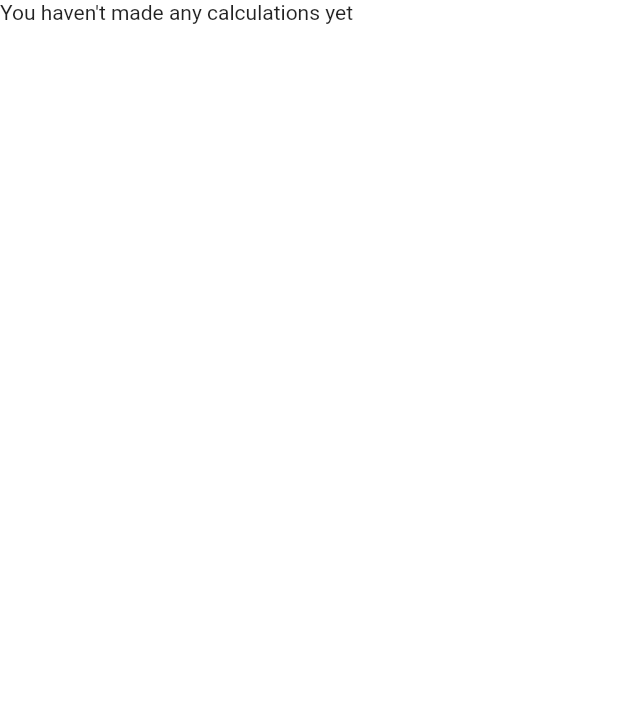
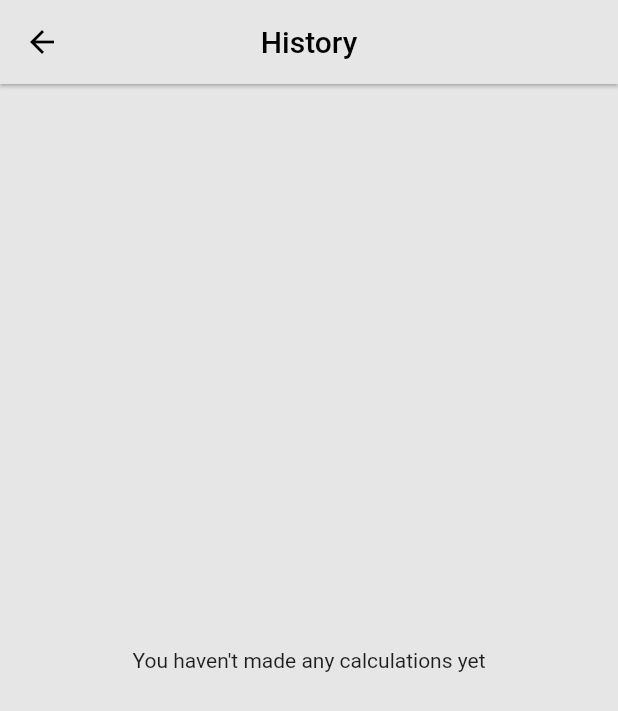
Before and after one commit to Teewhydot/calc, a Flutter app: the screen it shows after launch, after a tap on "History", on a phone screen of 412 x 824 dp. Shown: the top 711 px of the screen. Run offline on Flutter 3.47's test engine with Material 2 defaults, Android fonts, the phone set to English and light mode, and no system bars; our stand-ins replace flutter_screenutil.

Commit message:
Final Commit for the Calculator Project

```diff
--- a/lib/Models/calculator_buttons.dart
+++ b/lib/Models/calculator_buttons.dart
@@ -1,4 +1,7 @@
+import 'package:calc/Models/constants.dart';
+import 'package:calc/Models/themesmodel.dart';
 import 'package:flutter/material.dart';
+import 'package:provider/provider.dart';
 
 class CalculatorNumberButtons extends StatelessWidget {
   final String buttonText;
@@ -7,16 +10,19 @@ class CalculatorNumberButtons extends StatelessWidget {
       : super(key: key);
   @override
   Widget build(BuildContext context) {
+    final themeProvider = Provider.of<ThemeProvider>(context);
     return GestureDetector(
       onTap: ()=> onPressed(buttonText),
       child: Container(
+
         margin: const EdgeInsets.all(5),
         decoration: BoxDecoration(
+          color: themeProvider.isDark? Colors.black:buttonsContainerColorLight,
           borderRadius: BorderRadius.circular(10),
         ),
         height: 70,
 
-        child: Center(child: Text(buttonText,style: TextStyle(
+        child: Center(child: Text(buttonText,style: const TextStyle(
           fontSize: 25,
           fontWeight: FontWeight.bold
         ),)),
@@ -44,7 +50,7 @@ class SpecialButtons extends StatelessWidget {
         ),
         height: 80,
 
-        child: Center(child: Text(buttonText,style: TextStyle(
+        child: Center(child: Text(buttonText,style: const TextStyle(
             fontSize: 25,
             fontWeight: FontWeight.bold
         ),)),
--- a/lib/Models/constants.dart
+++ b/lib/Models/constants.dart
@@ -13,3 +13,11 @@ Widget addHorizontalSpacing (double width){
     width: width.w,
   );
 }
+
+const buttonsContainerColorLight = Color(0xffe5e4e0);
+const resetButtonColorLight = Color(0xff388187);
+const resetButtonColorDark = Color(0xffd03f30);
+const equalSignColorLight = Color(0xffc85401);
+const equalSignColorDark = Color(0xff647299);
+const delColorLight = Color(0xff388187);
+//const delColorDark = Color(value);
--- a/lib/Models/themesmodel.dart
+++ b/lib/Models/themesmodel.dart
@@ -1,27 +1,55 @@
+import 'package:calc/Models/constants.dart';
 import 'package:flutter/material.dart';
 import 'package:provider/provider.dart';
 
 class ThemeProvider extends ChangeNotifier {
-  ThemeMode themeMode = ThemeMode.system;
+  ThemeMode themeMode = ThemeMode.light;
 
   bool get isDark => themeMode == ThemeMode.dark;
 
- void toggleTheme(bool isOn){
+  void toggleTheme(bool isOn) {
     themeMode = isOn ? ThemeMode.dark : ThemeMode.light;
     notifyListeners();
   }
 }
 
-class Mythemes {
-  static final darktheme = ThemeData(
+class MyThemes {
+  static final darkTheme = ThemeData(
+    brightness: Brightness.dark,
+    appBarTheme: AppBarTheme(
+      backgroundColor: Colors.grey.shade900,
+      foregroundColor: const Color(0xffe6e6e6),
+    ),
+    textButtonTheme: TextButtonThemeData(
+        style: ButtonStyle(
+      backgroundColor: MaterialStateProperty.all<Color>(Colors.grey.shade900),
+      foregroundColor: MaterialStateProperty.all<Color>(
+        const Color(0xffe6e6e6),
+      ),
+    )),
     scaffoldBackgroundColor: Colors.grey.shade900,
-    colorScheme: const ColorScheme.dark().copyWith(
+    floatingActionButtonTheme:
+        const FloatingActionButtonThemeData(backgroundColor: resetButtonColorDark),
+  );
 
+  static final lightTheme = ThemeData(
+    brightness: Brightness.light,
+    appBarTheme: const AppBarTheme(
+        backgroundColor: Color(0xffe6e6e6), foregroundColor: Colors.black),
+    scaffoldBackgroundColor: const Color(0xffe6e6e6),
+    primaryColor: const Color(0xffe6e6e6),
+    floatingActionButtonTheme: const FloatingActionButtonThemeData(
+      backgroundColor: resetButtonColorLight,
     ),
-  );
-  static final lighttheme = ThemeData(
-    scaffoldBackgroundColor: Colors.white,
-    colorScheme: const ColorScheme.light(),
+    textButtonTheme: TextButtonThemeData(
+        style: ButtonStyle(
+      backgroundColor: MaterialStateProperty.all<Color>(
+        const Color(0xffe6e6e6),
+      ),
+      foregroundColor: MaterialStateProperty.all<Color>(
+        Colors.black,
+      ),
+    )),
   );
 }
 
@@ -32,8 +60,10 @@ class ChangeThemeButtonWidget extends StatelessWidget {
   Widget build(BuildContext context) {
     final themeProvider = Provider.of<ThemeProvider>(context);
 
-    return Switch.adaptive(value: themeProvider.isDark, onChanged: (value) {
-      Provider.of<ThemeProvider>(context,listen: false).toggleTheme(value);
-    });
+    return Switch.adaptive(
+        value: themeProvider.isDark,
+        onChanged: (value) {
+          Provider.of<ThemeProvider>(context, listen: false).toggleTheme(value);
+        });
   }
 }
--- a/lib/User Interface/calc_ui.dart
+++ b/lib/User Interface/calc_ui.dart
@@ -1,5 +1,6 @@
 import 'package:calc/Models/calculator_buttons.dart';
 import 'package:calc/Models/constants.dart';
+import 'package:calc/Models/history_model.dart';
 import 'package:calc/Models/themesmodel.dart';
 import 'package:calc/User%20Interface/history.dart';
 import 'package:flutter/material.dart';
@@ -29,9 +30,9 @@ class _CalculatorHomeState extends State<CalculatorHome> {
       designSize: const Size(375, 667),
       splitScreenMode: true,
       minTextAdapt: true,
-      builder: (context,child)=> MaterialApp(
-        theme: Mythemes.lighttheme,
-        darkTheme: Mythemes.darktheme,
+      builder: (context, child) => MaterialApp(
+        theme: MyThemes.lightTheme,
+        darkTheme: MyThemes.darkTheme,
         themeMode: Provider.of<ThemeProvider>(context).themeMode,
         debugShowCheckedModeBanner: false,
         home: const CalculatorUI(),
@@ -74,11 +75,12 @@ class _CalculatorUIState extends State<CalculatorUI> {
         buttonValue == '/') {
       firstDigit = textToDisplay.isEmpty ? null : int.parse(textToDisplay);
       operation = buttonValue;
-      result= firstDigit.toString() + operation;
+      result = firstDigit.toString() + operation;
     } else if (buttonValue == '=') {
       if (firstDigit == null) {
       } else {
-        String second = textToDisplay.substring(firstDigit.toString().length+1,textToDisplay.length);
+        String second = textToDisplay.substring(
+            firstDigit.toString().length + 1, textToDisplay.length);
         secondDigit = int.parse(second);
         history = firstDigit.toString() +
             operation.toString() +
@@ -94,9 +96,9 @@ class _CalculatorUIState extends State<CalculatorUI> {
           result = '${firstDigit! / secondDigit!}';
         }
         //provider code here
+        context.read<HistoryProvider>().addToHistory(history, result);
       }
     } else {
-
       result = textToDisplay + buttonValue;
     }
     setState(() {
@@ -119,6 +121,7 @@ class _CalculatorUIState extends State<CalculatorUI> {
         return Colors.black;
       }
     }
+
     final text =
         Provider.of<ThemeProvider>(context, listen: false).isDark == true
             ? 'Dark Theme'
@@ -126,12 +129,17 @@ class _CalculatorUIState extends State<CalculatorUI> {
     return Scaffold(
       appBar: AppBar(
         centerTitle: true,
-        elevation: 1,
-        leading: TextButton(style:  const ButtonStyle(
-
-        ), onPressed: (){
-          Navigator.push(context, MaterialPageRoute(builder: (context)=> const History()));
-        }, child:  const Center(child: Text('History',style: TextStyle(color: Colors.white),))),
+        elevation: 0,
+        leading: TextButton(
+            style: const ButtonStyle(),
+            onPressed: () {
+              Navigator.push(context,
+                  MaterialPageRoute(builder: (context) => const History()));
+            },
+            child: const Center(
+                child: Text(
+              'History',
+            ))),
         title: const Text('CALC'),
         actions: [
           Row(
@@ -147,10 +155,9 @@ class _CalculatorUIState extends State<CalculatorUI> {
           Expanded(
             flex: 1,
             child: Container(
-              margin:  EdgeInsets.only(
+              margin: EdgeInsets.only(
                   left: 20.w, right: 20.w, top: 10.h, bottom: 5.h),
               decoration: BoxDecoration(
-                color: Colors.green,
                 borderRadius: BorderRadius.circular(10.r),
               ),
               child: Column(
@@ -172,7 +179,7 @@ class _CalculatorUIState extends State<CalculatorUI> {
                   Align(
                       alignment: Alignment.topRight,
                       child: Padding(
-                        padding:  EdgeInsets.all(5.0.r),
+                        padding: EdgeInsets.all(5.0.r),
                         child: Text(
                           textToDisplay.isEmpty ? '0' : textToDisplay,
                           style: TextStyle(
@@ -191,11 +198,10 @@ class _CalculatorUIState extends State<CalculatorUI> {
               child: Container(
                 margin: EdgeInsets.all(20.r),
                 decoration: BoxDecoration(
-                  color: Colors.amber,
                   borderRadius: BorderRadius.circular(10.r),
                 ),
                 child: Padding(
-                  padding:  EdgeInsets.all(8.0.r),
+                  padding: EdgeInsets.all(8.0.r),
                   child: Column(
                     children: [
                       Expanded(
@@ -275,10 +281,18 @@ class _CalculatorUIState extends State<CalculatorUI> {
                           children: [
                             Expanded(
                                 child: SpecialButtons(
-                                    'RESET', Colors.blueGrey, buttonOnclick)),
+                                    'RESET',
+                                    themeProvider.isDark
+                                        ? resetButtonColorDark
+                                        : resetButtonColorLight,
+                                    buttonOnclick)),
                             Expanded(
                                 child: SpecialButtons(
-                                    '=', Colors.redAccent, buttonOnclick)),
+                                    '=',
+                                    themeProvider.isDark
+                                        ? equalSignColorDark
+                                        : equalSignColorLight,
+                                    buttonOnclick)),
                           ],
                         ),
                       ),
--- a/lib/User Interface/history.dart
+++ b/lib/User Interface/history.dart
@@ -1,6 +1,9 @@
+import 'package:calc/Models/constants.dart';
 import 'package:calc/Models/history_model.dart';
+import 'package:calc/Models/themesmodel.dart';
 import 'package:flutter/material.dart';
 import 'package:provider/provider.dart';
+import 'package:flutter_screenutil/flutter_screenutil.dart';
 
 class History extends StatelessWidget {
   const History({Key? key}) : super(key: key);
@@ -8,39 +11,41 @@ class History extends StatelessWidget {
   @override
   Widget build(BuildContext context) {
     var historyLength = Provider.of<HistoryProvider>(context).numberOfCalc;
+    var themeProvider = Provider.of<ThemeProvider>(context);
     if (historyLength == 0) {
       return SafeArea(
         child: Scaffold(
-          body: Align(
-            alignment: Alignment.center,
-            child: ListView(scrollDirection: Axis.vertical, children: [
-              Container(
-                width: MediaQuery.of(context).size.width,
-                height: MediaQuery.of(context).size.height * 0.41,
-                child: const Text("You haven't made any calculations yet"),
-              ),
-            ]),
+          appBar: AppBar(
+            centerTitle: true,
+            leading: GestureDetector(
+                onTap: () => Navigator.pop(context),
+                child: const Icon(Icons.arrow_back)),
+            elevation: 1,
+            title: const Text('History'),
           ),
+          body: const Center(child: Text("You haven't made any calculations yet")),
         ),
       );
     } else {
       return SafeArea(
         child: Scaffold(
           appBar: AppBar(
-            backgroundColor: Colors.white,
+            elevation: 0,
+            title: const Text('History'),
+            centerTitle: true,
             leading: IconButton(
-              icon: const Icon(Icons.arrow_back, color: Colors.black),
+              icon: const Icon(Icons.arrow_back),
               onPressed: () => Navigator.of(context).pop(),
             ),
           ),
           floatingActionButton: FloatingActionButton(
-              backgroundColor: Colors.blue,
               tooltip: 'Clear History',
-              child: const Icon(
+              child:  Icon(
                 Icons.clear,
-                color: Colors.white,
+                color:Colors.white,
               ),
               onPressed: () {
+                context.read<HistoryProvider>().clearHistory();
               }),
           body: Column(
             children: [
@@ -51,9 +56,10 @@ class History extends StatelessWidget {
                       itemCount: value.numberOfCalc,
                       itemBuilder: (context, index) {
                         return HistoryUI(
-                            value.historyL[index],
-                            value.resultsL[index],
-                        );},
+                          value.historyL[index],
+                          value.resultsL[index],
+                        );
+                      },
                       shrinkWrap: true,
                     );
                   },
@@ -67,14 +73,28 @@ class History extends StatelessWidget {
   }
 }
 
-
 class HistoryUI extends StatelessWidget {
   final String history;
   final String result;
 
-  HistoryUI(this.history,this.result);
+  const HistoryUI(this.history, this.result, {Key? key}) : super(key: key);
   @override
   Widget build(BuildContext context) {
-    return Container();
+    return Padding(
+      padding: EdgeInsets.all(8.0.r),
+      child: SizedBox(
+        width: MediaQuery.of(context).size.width,
+        height: 20.h,
+        child: Row(
+          children: [
+            Text(history),
+            addHorizontalSpacing(10.w),
+            const Text('='),
+            addHorizontalSpacing(10.w),
+            Text(result),
+          ],
+        ),
+      ),
+    );
   }
 }
```
Also changed, not shown: 1 other file.
